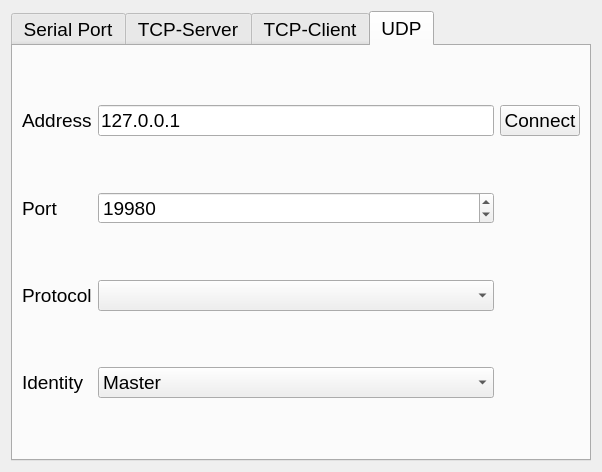
CharlosNels/DebugMyProtocol, file openroutedialog.ui: the form before one commit.
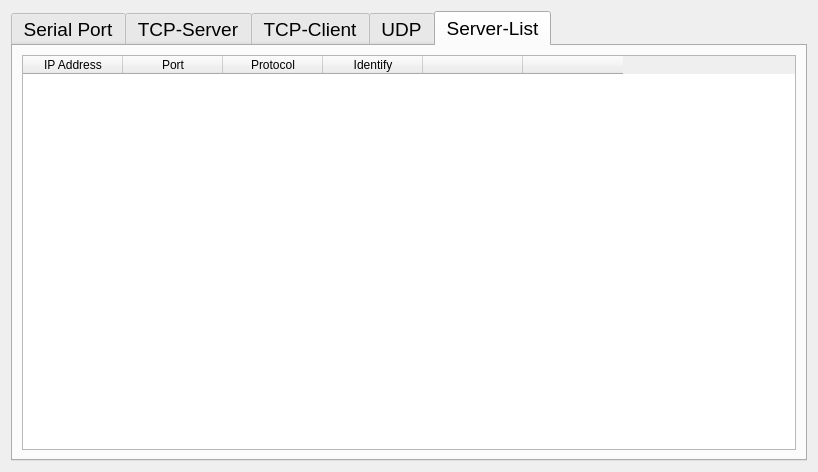
The form after the commit.

Commit message: 优化了socket的使用方式,添加已监听的tcpServer的列表,可以修改参数和关闭. 优化了错误消息的显示.

The edit to the form file:
```diff
--- a/openroutedialog.ui
+++ b/openroutedialog.ui
@@ -6,7 +6,7 @@
    <rect>
     <x>0</x>
     <y>0</y>
-    <width>602</width>
+    <width>818</width>
     <height>472</height>
    </rect>
   </property>
@@ -22,7 +22,7 @@
    <item>
     <widget class="QTabWidget" name="tabWidget">
      <property name="currentIndex">
-      <number>3</number>
+      <number>4</number>
      </property>
      <widget class="QWidget" name="tab">
       <attribute name="title">
@@ -353,6 +353,50 @@
        </item>
       </layout>
      </widget>
+     <widget class="QWidget" name="tab_5">
+      <attribute name="title">
+       <string>Server-List</string>
+      </attribute>
+      <layout class="QVBoxLayout" name="verticalLayout_2">
+       <item>
+        <widget class="QTableWidget" name="server_list_table">
+         <property name="editTriggers">
+          <set>QAbstractItemView::EditTrigger::NoEditTriggers</set>
+         </property>
+         <column>
+          <property name="text">
+           <string>IP Address</string>
+          </property>
+         </column>
+         <column>
+          <property name="text">
+           <string>Port</string>
+          </property>
+         </column>
+         <column>
+          <property name="text">
+           <string>Protocol</string>
+          </property>
+         </column>
+         <column>
+          <property name="text">
+           <string>Identify</string>
+          </property>
+         </column>
+         <column>
+          <property name="text">
+           <string/>
+          </property>
+         </column>
+         <column>
+          <property name="text">
+           <string/>
+          </property>
+         </column>
+        </widget>
+       </item>
+      </layout>
+     </widget>
     </widget>
    </item>
   </layout>
```
The commit also changes 7 other files.
